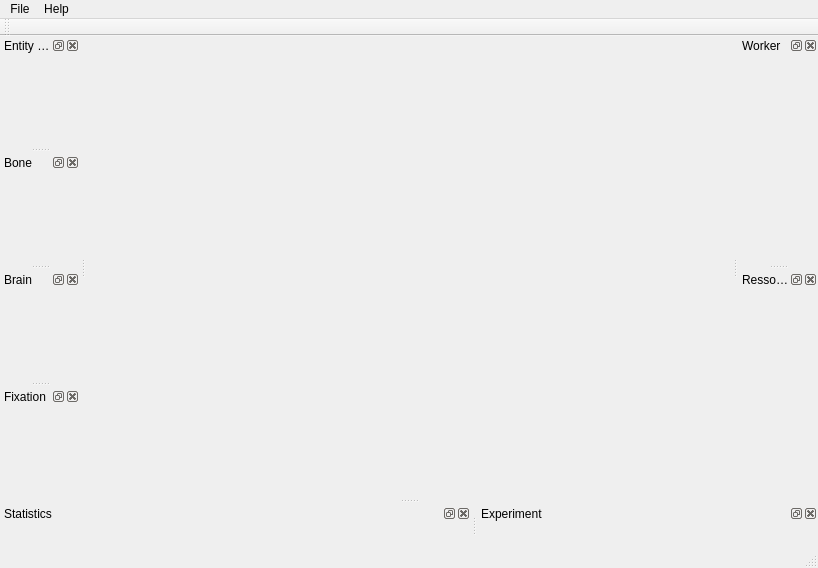
Above: src/genelab/apps/genelab/creatureviewer/ui/creatureviewerwindow.ui from GeneCraft/GeneCraft-Project before the change. Below: the same form after it.
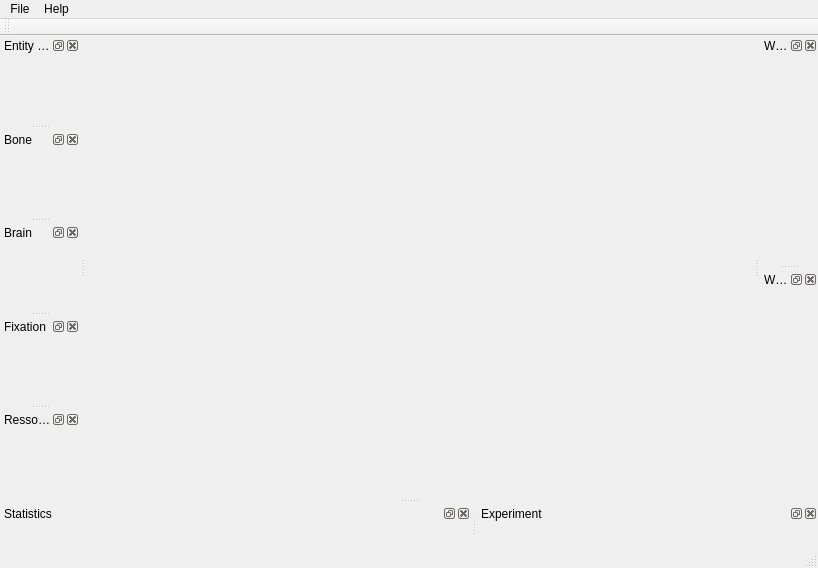
That is the form after the change. Icons and pictures are not drawn.

The edit to the form file:
```diff
--- a/src/genelab/apps/genelab/creatureviewer/ui/creatureviewerwindow.ui
+++ b/src/genelab/apps/genelab/creatureviewer/ui/creatureviewerwindow.ui
@@ -180,12 +180,6 @@
    <widget class="QWidget" name="dwContent_Stats"/>
   </widget>
   <widget class="QDockWidget" name="dwWorker">
-   <property name="minimumSize">
-    <size>
-     <width>80</width>
-     <height>42</height>
-    </size>
-   </property>
    <property name="windowTitle">
     <string>Worker</string>
    </property>
@@ -205,7 +199,7 @@
     <string>Ressources browser</string>
    </property>
    <attribute name="dockWidgetArea">
-    <number>2</number>
+    <number>1</number>
    </attribute>
    <widget class="QWidget" name="dockWidgetContents_4"/>
   </widget>
@@ -218,6 +212,21 @@
    </attribute>
    <widget class="QWidget" name="dockWidgetContents_5"/>
   </widget>
+  <widget class="QDockWidget" name="dwWelcome">
+   <property name="sizePolicy">
+    <sizepolicy hsizetype="Minimum" vsizetype="Preferred">
+     <horstretch>0</horstretch>
+     <verstretch>0</verstretch>
+    </sizepolicy>
+   </property>
+   <property name="windowTitle">
+    <string>Welcome</string>
+   </property>
+   <attribute name="dockWidgetArea">
+    <number>2</number>
+   </attribute>
+   <widget class="QWidget" name="dockWidgetContents_6"/>
+  </widget>
   <action name="actionSave_selected_creature">
    <property name="icon">
     <iconset resource="../../../../core/ressources/ressources.qrc">
```
Left out of the diff: 6 changed lines with no effect on the pictures.
